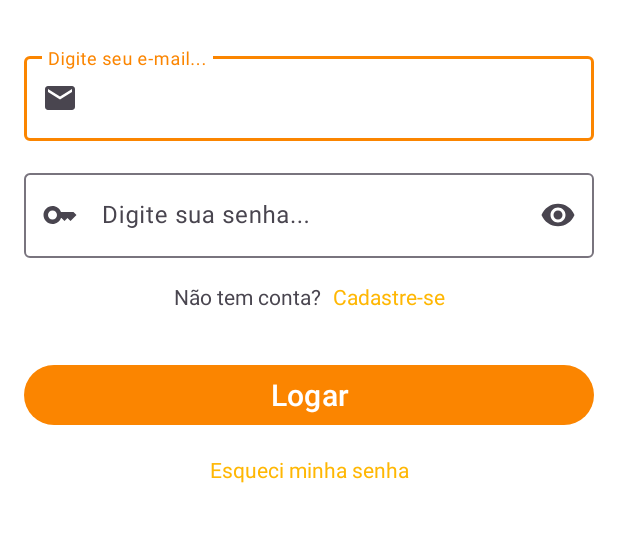
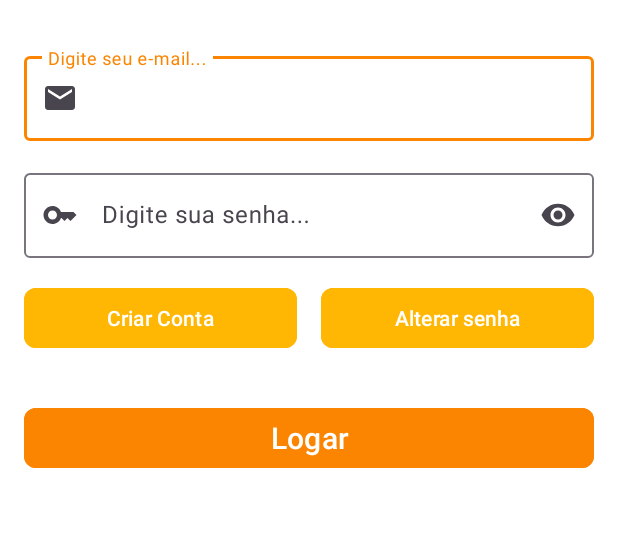
Before and after one commit to Tleofreitas/AdoteJR, an Android app: the LoginActivity screen opened directly, with no data from a screen before it, on a phone screen of 412 x 824 dp, the part 444-986 px from its top. Run offline under Robolectric (Android 15) with nearby library versions, the phone set to English and light mode, and no system bars; our stand-ins replace Firebase (no records; nobody signed in at launch, a user with empty details on screens opened directly); Roboto replaces fonts that are not available here.

Commit message:
Melhoria botões/ Login

```diff
--- a/app/src/main/AndroidManifest.xml
+++ b/app/src/main/AndroidManifest.xml
@@ -36,7 +36,7 @@
         <activity
             android:name=".RedefinirSenhaDeslogadoActivity"
             android:exported="false"
-            android:parentActivityName=".MainActivity" />
+            android:parentActivityName=".LoginActivity" />
         <activity
             android:name=".ChecarAcessoActivity"
             android:exported="false"
--- a/app/src/main/java/com/example/adotejr/LoginActivity.kt
+++ b/app/src/main/java/com/example/adotejr/LoginActivity.kt
@@ -74,13 +74,13 @@ class LoginActivity : AppCompatActivity() {
             }
         }
 
-        binding.textCadastro.setOnClickListener {
+        binding.btnCriarConta.setOnClickListener {
             startActivity(
                 Intent(this, ChecarAcessoActivity::class.java)
             )
         }
 
-        binding.textRedefinir.setOnClickListener {
+        binding.btnEsqueciSenha.setOnClickListener {
             startActivity(
                 Intent(this, RedefinirSenhaDeslogadoActivity::class.java)
             )
--- a/app/src/main/res/layout/activity_cadastro.xml
+++ b/app/src/main/res/layout/activity_cadastro.xml
@@ -104,6 +104,7 @@
         android:layout_marginEnd="16dp"
         android:text="Cadastrar"
         android:textSize="20sp"
+        app:cornerRadius="8dp"
         app:layout_constraintEnd_toEndOf="parent"
         app:layout_constraintHorizontal_bias="0.5"
         app:layout_constraintStart_toStartOf="parent"
--- a/app/src/main/res/layout/activity_checar_acesso.xml
+++ b/app/src/main/res/layout/activity_checar_acesso.xml
@@ -84,6 +84,7 @@
         android:layout_marginEnd="16dp"
         android:text="Acessar"
         android:textSize="20sp"
+        app:cornerRadius="8dp"
         app:layout_constraintEnd_toEndOf="parent"
         app:layout_constraintHorizontal_bias="0.5"
         app:layout_constraintStart_toStartOf="parent"
--- a/app/src/main/res/layout/activity_login.xml
+++ b/app/src/main/res/layout/activity_login.xml
@@ -74,43 +74,42 @@
             android:inputType="text|textPassword" />
     </com.google.android.material.textfield.TextInputLayout>
 
-    <TextView
-        android:id="@+id/textView"
-        android:layout_width="wrap_content"
+    <Button
+        android:id="@+id/btnCriarConta"
+        android:layout_width="0dp"
         android:layout_height="wrap_content"
+        android:layout_marginStart="16dp"
         android:layout_marginTop="16dp"
-        android:text="Não tem conta?"
-        app:layout_constraintEnd_toStartOf="@+id/textCadastro"
-        app:layout_constraintHorizontal_bias="0.5"
+        android:layout_marginEnd="8dp"
+        android:backgroundTint="@color/destaque"
+        android:text="Criar Conta"
+        android:textAllCaps="false"
+        android:textColor="@color/white"
+        android:textSize="14sp"
+        app:cornerRadius="8dp"
+        app:layout_constraintEnd_toStartOf="@+id/btnEsqueciSenha"
         app:layout_constraintHorizontal_chainStyle="packed"
         app:layout_constraintStart_toStartOf="parent"
         app:layout_constraintTop_toBottomOf="@+id/textInputSenhaLogin" />
 
-    <TextView
-        android:id="@+id/textCadastro"
-        android:layout_width="wrap_content"
+    <Button
+        android:id="@+id/btnEsqueciSenha"
+        android:layout_width="0dp"
         android:layout_height="wrap_content"
         android:layout_marginStart="8dp"
         android:layout_marginTop="16dp"
-        android:text="Cadastre-se"
-        android:textColor="@color/destaque"
+        android:layout_marginEnd="16dp"
+        android:backgroundTint="@color/destaque"
+        android:text="Alterar senha"
+        android:textAllCaps="false"
+        android:textColor="@color/white"
+        android:textSize="14sp"
+        app:cornerRadius="8dp"
         app:layout_constraintEnd_toEndOf="parent"
-        app:layout_constraintHorizontal_bias="0.5"
-        app:layout_constraintStart_toEndOf="@+id/textView"
+        app:layout_constraintStart_toEndOf="@+id/btnCriarConta"
         app:layout_constraintTop_toBottomOf="@+id/textInputSenhaLogin" />
 
-    <TextView
-        android:id="@+id/textRedefinir"
-        android:layout_width="wrap_content"
-        android:layout_height="wrap_content"
-        android:layout_marginTop="16dp"
-        android:text="Esqueci minha senha"
-        android:textColor="@color/destaque"
-        app:layout_constraintEnd_toEndOf="parent"
-        app:layout_constraintHorizontal_bias="0.5"
-        app:layout_constraintStart_toStartOf="parent"
-        app:layout_constraintTop_toBottomOf="@+id/btnLogarUsuario" />
-
+    <!-- Botão principal de Login -->
     <Button
         android:id="@+id/btnLogarUsuario"
         android:layout_width="0dp"
@@ -120,9 +119,12 @@
         android:layout_marginEnd="16dp"
         android:text="Logar"
         android:textSize="20sp"
+        android:backgroundTint="@color/primaria"
+        android:textAllCaps="false"
+        android:textColor="@color/white"
+        app:cornerRadius="8dp"
         app:layout_constraintEnd_toEndOf="parent"
-        app:layout_constraintHorizontal_bias="0.5"
         app:layout_constraintStart_toStartOf="parent"
-        app:layout_constraintTop_toBottomOf="@+id/textView" />
+        app:layout_constraintTop_toBottomOf="@+id/btnCriarConta" />
 
 </androidx.constraintlayout.widget.ConstraintLayout>
--- a/app/src/main/res/layout/activity_redefinir_senha.xml
+++ b/app/src/main/res/layout/activity_redefinir_senha.xml
@@ -103,6 +103,7 @@
         android:layout_marginEnd="16dp"
         android:text="Redefinir senha"
         android:textSize="20sp"
+        app:cornerRadius="8dp"
         app:layout_constraintEnd_toEndOf="parent"
         app:layout_constraintHorizontal_bias="0.5"
         app:layout_constraintStart_toStartOf="parent"
--- a/app/src/main/res/layout/activity_redefinir_senha_deslogado.xml
+++ b/app/src/main/res/layout/activity_redefinir_senha_deslogado.xml
@@ -61,6 +61,7 @@
         android:layout_marginEnd="16dp"
         android:text="Solicitar link para redefinir senha"
         android:textSize="20sp"
+        app:cornerRadius="8dp"
         app:layout_constraintEnd_toEndOf="parent"
         app:layout_constraintHorizontal_bias="0.5"
         app:layout_constraintStart_toStartOf="parent"
```
